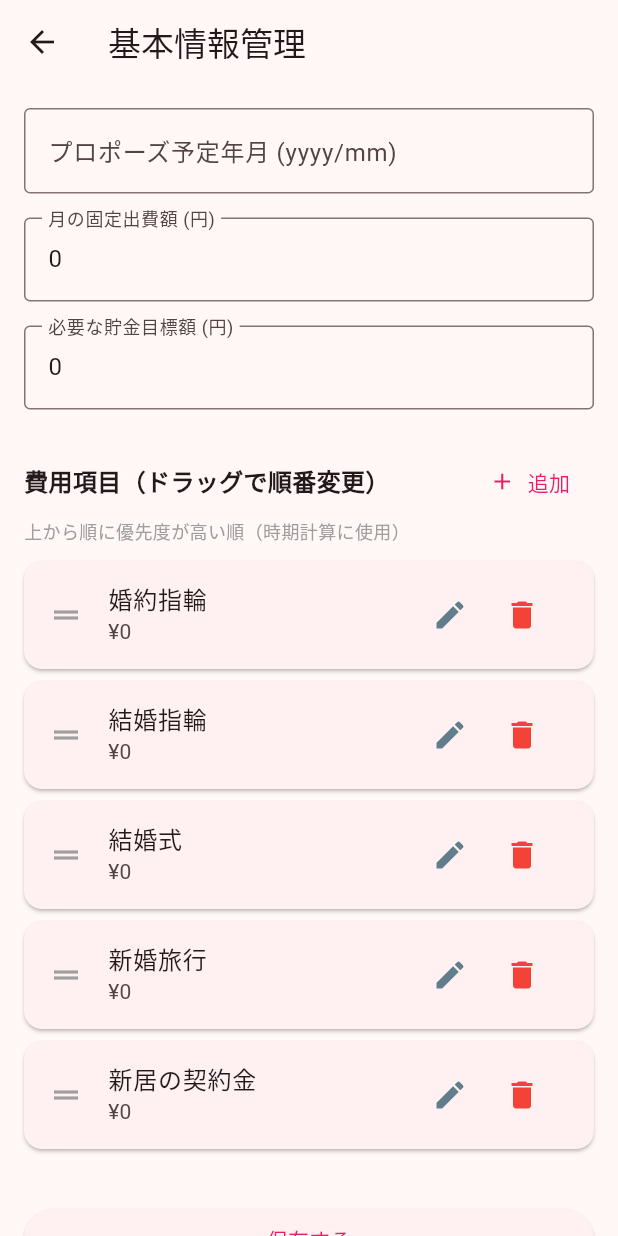
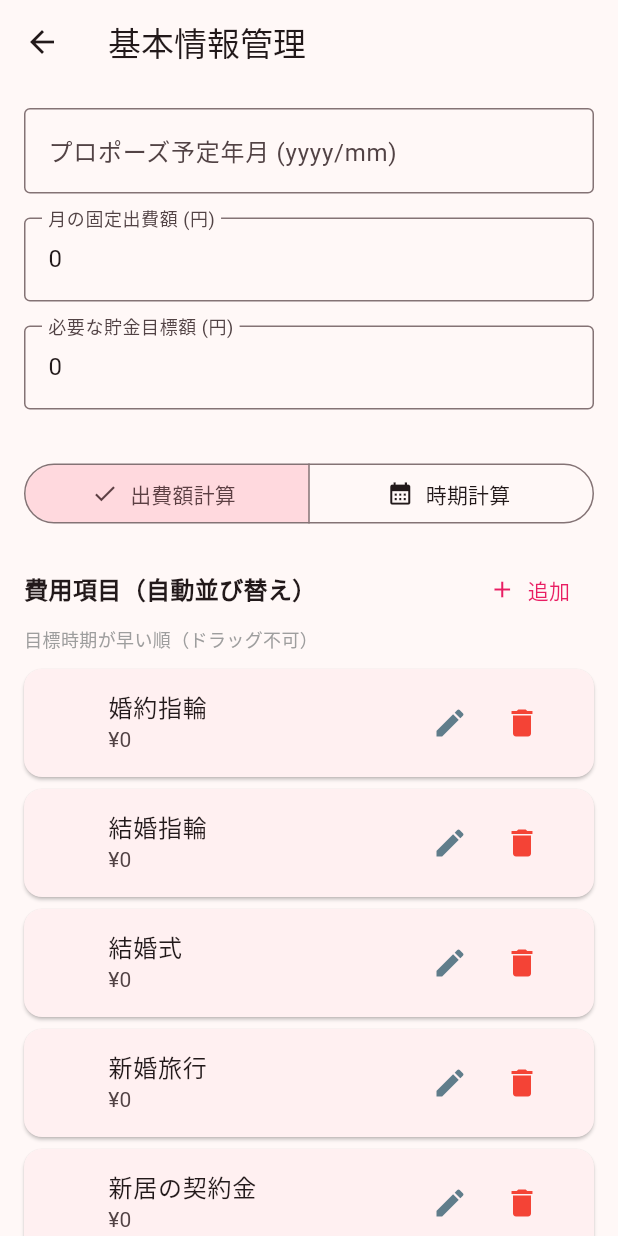
Before and after one commit to Ittalian/wedding_fund, a Flutter app: the BasicInfoScreen screen opened directly, on a phone screen of 412 x 824 dp. Run offline on Flutter 3.47's test engine with Material 3 defaults, Android fonts, the phone set to English and light mode, and no system bars; our stand-ins replace cloud_firestore, firebase_core, flutter_riverpod, freezed_annotation, riverpod_annotation; accounts and stored records are empty; generated files the repository leaves out were written again.

```diff
--- a/lib/screens/basic_info_screen.dart
+++ b/lib/screens/basic_info_screen.dart
@@ -12,11 +12,14 @@ class BasicInfoScreen extends ConsumerStatefulWidget {
   ConsumerState<BasicInfoScreen> createState() => _BasicInfoScreenState();
 }
 
+enum _InfoMode { expense, timing }
+
 class _BasicInfoScreenState extends ConsumerState<BasicInfoScreen> {
   late TextEditingController _proposeDateController;
   late TextEditingController _monthlyExpenseController;
   late TextEditingController _savingsGoalController;
   List<ExpenseItem> _expenses = [];
+  _InfoMode _mode = _InfoMode.expense;
 
   bool _isSaving = false;
   bool _isInitialized = false;
@@ -79,6 +82,38 @@ class _BasicInfoScreenState extends ConsumerState<BasicInfoScreen> {
     return month != null && month >= 1 && month <= 12;
   }
 
+  DateTime? _parseProposeDate(String? date) {
+    if (date == null || date.isEmpty) return null;
+    final parts = date.split('/');
+    if (parts.length != 2) return null;
+    final year = int.tryParse(parts[0]);
+    final month = int.tryParse(parts[1]);
+    if (year == null || month == null || month < 1 || month > 12) return null;
+    return DateTime(year, month, 1);
+  }
+
+  List<ExpenseItem> _getSortedForExpense() {
+    final list = List<ExpenseItem>.from(_expenses);
+    final defaultDate = _parseProposeDate(_proposeDateController.text);
+    list.sort((a, b) {
+      final dtA = (a.targetDate != null && a.targetDate!.isNotEmpty)
+          ? (_parseProposeDate(a.targetDate) ?? defaultDate)
+          : defaultDate;
+      final dtB = (b.targetDate != null && b.targetDate!.isNotEmpty)
+          ? (_parseProposeDate(b.targetDate) ?? defaultDate)
+          : defaultDate;
+
+      if (dtA == null && dtB == null) return a.order.compareTo(b.order);
+      if (dtA == null) return 1;
+      if (dtB == null) return -1;
+
+      final cmp = dtA.compareTo(dtB);
+      if (cmp != 0) return cmp;
+      return a.order.compareTo(b.order);
+    });
+    return list;
+  }
+
   void _addExpenseItem() {
     final nameCtl = TextEditingController();
     final costCtl = TextEditingController();
@@ -102,11 +137,13 @@ class _BasicInfoScreenState extends ConsumerState<BasicInfoScreen> {
                 keyboardType: TextInputType.number,
                 decoration: const InputDecoration(labelText: '金額 (円)'),
               ),
+              if (_mode == _InfoMode.expense) ...[
                 const SizedBox(height: 8),
                 TextField(
                   controller: targetDateCtl,
-                decoration: const InputDecoration(labelText: '目標時期 (yyyy/mm, 任意)'),
+                  decoration: const InputDecoration(labelText: '目標時期 (yyyy/mm)'),
                 ),
+              ],
             ],
           ),
           actions: [
@@ -117,7 +154,9 @@ class _BasicInfoScreenState extends ConsumerState<BasicInfoScreen> {
             TextButton(
               onPressed: () {
                 final dateTxt = targetDateCtl.text.trim();
-                if (dateTxt.isNotEmpty && !_isValidProposeDate(dateTxt)) {
+                final newTargetDate = _mode == _InfoMode.expense ? (dateTxt.isEmpty ? null : dateTxt) : null;
+
+                if (_mode == _InfoMode.expense && dateTxt.isNotEmpty && !_isValidProposeDate(dateTxt)) {
                   ScaffoldMessenger.of(context).showSnackBar(
                     const SnackBar(content: Text('目標時期は yyyy/mm 形式で入力してください')),
                   );
@@ -130,7 +169,7 @@ class _BasicInfoScreenState extends ConsumerState<BasicInfoScreen> {
                     name: nameCtl.text,
                     cost: cost,
                     order: _expenses.length,
-                    targetDate: dateTxt.isEmpty ? null : dateTxt,
+                    targetDate: newTargetDate,
                   ));
                 });
                 Navigator.pop(context);
@@ -143,8 +182,7 @@ class _BasicInfoScreenState extends ConsumerState<BasicInfoScreen> {
     );
   }
 
-  void _editExpenseItem(int index) {
-    final item = _expenses[index];
+  void _editExpenseItem(ExpenseItem item) {
     final nameCtl = TextEditingController(text: item.name);
     final costCtl = TextEditingController(text: item.cost.toString());
     final targetDateCtl = TextEditingController(text: item.targetDate ?? '');
@@ -167,11 +205,13 @@ class _BasicInfoScreenState extends ConsumerState<BasicInfoScreen> {
                 keyboardType: TextInputType.number,
                 decoration: const InputDecoration(labelText: '金額 (円)'),
               ),
+              if (_mode == _InfoMode.expense) ...[
                 const SizedBox(height: 8),
                 TextField(
                   controller: targetDateCtl,
-                decoration: const InputDecoration(labelText: '目標時期 (yyyy/mm, 任意)'),
+                  decoration: const InputDecoration(labelText: '目標時期 (yyyy/mm)'),
                 ),
+              ],
             ],
           ),
           actions: [
@@ -182,20 +222,25 @@ class _BasicInfoScreenState extends ConsumerState<BasicInfoScreen> {
             TextButton(
               onPressed: () {
                 final dateTxt = targetDateCtl.text.trim();
-                if (dateTxt.isNotEmpty && !_isValidProposeDate(dateTxt)) {
+                final newTargetDate = _mode == _InfoMode.expense ? (dateTxt.isEmpty ? null : dateTxt) : item.targetDate;
+
+                if (_mode == _InfoMode.expense && dateTxt.isNotEmpty && !_isValidProposeDate(dateTxt)) {
                   ScaffoldMessenger.of(context).showSnackBar(
                     const SnackBar(content: Text('目標時期は yyyy/mm 形式で入力してください')),
                   );
                   return;
                 }
                 final cost = int.tryParse(costCtl.text) ?? 0;
+                final index = _expenses.indexWhere((e) => e.id == item.id);
+                if (index != -1) {
                   setState(() {
                     _expenses[index] = item.copyWith(
                       name: nameCtl.text,
                       cost: cost,
-                    targetDate: dateTxt.isEmpty ? null : dateTxt,
+                      targetDate: newTargetDate,
                     );
                   });
+                }
                 Navigator.pop(context);
               },
               child: const Text('保存'),
@@ -275,14 +320,31 @@ class _BasicInfoScreenState extends ConsumerState<BasicInfoScreen> {
                 // 必要な貯金目標額
                 _buildField('必要な貯金目標額 (円)', _savingsGoalController),
 
-                const SizedBox(height: 8),
+                const SizedBox(height: 16),
+                SegmentedButton<_InfoMode>(
+                  segments: const [
+                    ButtonSegment(
+                      value: _InfoMode.expense,
+                      label: Text('出費額計算'),
+                      icon: Icon(Icons.calculate),
+                    ),
+                    ButtonSegment(
+                      value: _InfoMode.timing,
+                      label: Text('時期計算'),
+                      icon: Icon(Icons.calendar_month),
+                    ),
+                  ],
+                  selected: {_mode},
+                  onSelectionChanged: (s) => setState(() => _mode = s.first),
+                ),
+                const SizedBox(height: 16),
+
                 Row(
                   mainAxisAlignment: MainAxisAlignment.spaceBetween,
                   children: [
-                    const Text(
-                      '費用項目（ドラッグで順番変更）',
-                      style:
-                          TextStyle(fontWeight: FontWeight.bold, fontSize: 16),
+                    Text(
+                      _mode == _InfoMode.expense ? '費用項目（自動並び替え）' : '費用項目（ドラッグで優先度変更）',
+                      style: const TextStyle(fontWeight: FontWeight.bold, fontSize: 16),
                     ),
                     TextButton.icon(
                       onPressed: _addExpenseItem,
@@ -291,13 +353,25 @@ class _BasicInfoScreenState extends ConsumerState<BasicInfoScreen> {
                     ),
                   ],
                 ),
-                const Text(
-                  '上から順に優先度が高い順（時期計算に使用）',
-                  style: TextStyle(fontSize: 12, color: Colors.grey),
+                Text(
+                  _mode == _InfoMode.expense
+                      ? '目標時期が早い順（ドラッグ不可）'
+                      : '上から順に優先度が高い順（ドラッグで順番変更）',
+                  style: const TextStyle(fontSize: 12, color: Colors.grey),
                 ),
                 const SizedBox(height: 8),
 
-                // ReorderableListView
+                if (_mode == _InfoMode.expense)
+                  ListView.builder(
+                    shrinkWrap: true,
+                    physics: const NeverScrollableScrollPhysics(),
+                    itemCount: _getSortedForExpense().length,
+                    itemBuilder: (context, index) {
+                      final item = _getSortedForExpense()[index];
+                      return _buildExpenseCard(item, currencyFormatter, isDraggable: false);
+                    },
+                  )
+                else
                   ReorderableListView.builder(
                     shrinkWrap: true,
                     physics: const NeverScrollableScrollPhysics(),
@@ -305,42 +379,7 @@ class _BasicInfoScreenState extends ConsumerState<BasicInfoScreen> {
                     onReorder: _onReorder,
                     itemBuilder: (context, index) {
                       final item = _expenses[index];
-                    return Card(
-                      key: ValueKey(item.id),
-                      margin: const EdgeInsets.symmetric(vertical: 4),
-                      child: ListTile(
-                        leading: ReorderableDragStartListener(
-                          index: index,
-                          child: const Icon(Icons.drag_handle,
-                              color: Colors.grey),
-                        ),
-                        title: Text(item.name),
-                        subtitle: Column(
-                          crossAxisAlignment: CrossAxisAlignment.start,
-                          children: [
-                            Text(currencyFormatter.format(item.cost)),
-                            if (item.targetDate != null)
-                              Text('目標: ${item.targetDate}', style: const TextStyle(fontSize: 12, color: Colors.blue)),
-                          ],
-                        ),
-                        trailing: Row(
-                          mainAxisSize: MainAxisSize.min,
-                          children: [
-                            IconButton(
-                              icon: const Icon(Icons.edit,
-                                  color: Colors.blueGrey),
-                              onPressed: () => _editExpenseItem(index),
-                            ),
-                            IconButton(
-                              icon: const Icon(Icons.delete,
-                                  color: Colors.red),
-                              onPressed: () => setState(
-                                  () => _expenses.removeAt(index)),
-                            ),
-                          ],
-                        ),
-                      ),
-                    );
+                      return _buildExpenseCard(item, currencyFormatter, isDraggable: true, index: index);
                     },
                   ),
 
@@ -355,6 +394,43 @@ class _BasicInfoScreenState extends ConsumerState<BasicInfoScreen> {
             ),
           );
         },
+      ),
+    );
+  }
+
+  Widget _buildExpenseCard(ExpenseItem item, NumberFormat fmt, {required bool isDraggable, int? index}) {
+    return Card(
+      key: ValueKey(item.id),
+      margin: const EdgeInsets.symmetric(vertical: 4),
+      child: ListTile(
+        leading: isDraggable && index != null
+            ? ReorderableDragStartListener(
+                index: index,
+                child: const Icon(Icons.drag_handle, color: Colors.grey),
+              )
+            : const SizedBox(width: 24, height: 24),
+        title: Text(item.name),
+        subtitle: Column(
+          crossAxisAlignment: CrossAxisAlignment.start,
+          children: [
+            Text(fmt.format(item.cost)),
+            if (item.targetDate != null && _mode == _InfoMode.timing)
+              Text('目標: ${item.targetDate}', style: const TextStyle(fontSize: 12, color: Colors.blue)),
+          ],
+        ),
+        trailing: Row(
+          mainAxisSize: MainAxisSize.min,
+          children: [
+            IconButton(
+              icon: const Icon(Icons.edit, color: Colors.blueGrey),
+              onPressed: () => _editExpenseItem(item),
+            ),
+            IconButton(
+              icon: const Icon(Icons.delete, color: Colors.red),
+              onPressed: () => setState(() => _expenses.removeWhere((e) => e.id == item.id)),
+            ),
+          ],
+        ),
       ),
     );
   }
```
Also changed, not shown: 4 other files. Lines whose indentation alone changed are shown as unchanged.
